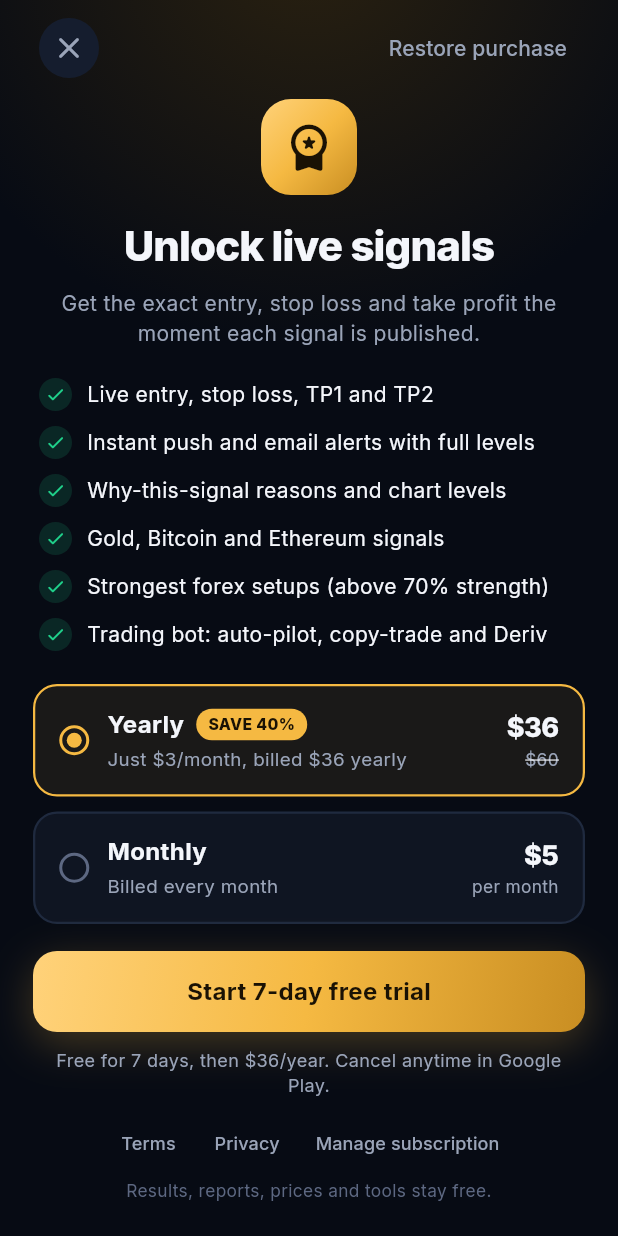
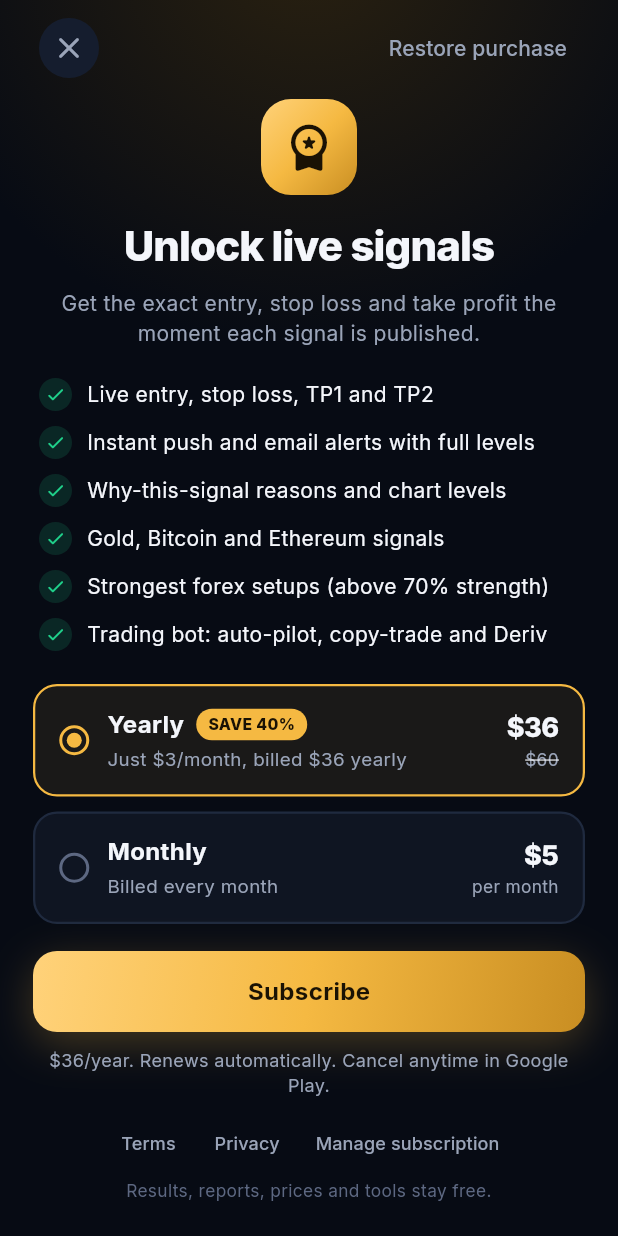
Before and after one commit to 100-mobile-apps/fxsignal, a Flutter app: the PaywallScreen screen opened directly, on a phone screen of 412 x 824 dp. Run offline on Flutter 3.47's test engine with Material 3 defaults, Android fonts, the phone set to English and light mode, and no system bars; our stand-ins replace firebase_core, firebase_messaging, flutter_local_notifications, flutter_secure_storage, google_fonts, in_app_purchase and 2 more; missing offline and left inert: in_app_purchase_android, workmanager; accounts and stored records are empty.

Commit message:
Paywall: no free-trial wording (trial removed in Play); 1.2.2 (build 8)
Co-Authored-By: Claude Opus 5.5 <noreply@anthropic.com>
Claude-Session: https://claude.ai/code/session_016aCbxR9eMBzVUk1QSDsnrc

```diff
--- a/app/lib/core/config.dart
+++ b/app/lib/core/config.dart
@@ -10,11 +10,11 @@ class AppConfig {
 
   static const String appName = 'Forex Signals Live';
   static const String supportEmail = 'swalafblog@gmail.com';
-  static const String version = '1.2.1';
+  static const String version = '1.2.2';
 
-  /// Must match the build number in pubspec.yaml (version: 1.2.1+7). The server
+  /// Must match the build number in pubspec.yaml (version: 1.2.2+8). The server
   /// asks app builds older than its 'min_app_build' to update.
-  static const int build = 7;
+  static const int build = 8;
 
   // Google Play subscription products (Play Console → Monetize → Subscriptions).
   static const String monthlyProduct = 'fx_premium_monthly';
--- a/app/lib/screens/paywall_screen.dart
+++ b/app/lib/screens/paywall_screen.dart
@@ -58,7 +58,6 @@ class _PaywallScreenState extends State<PaywallScreen> {
       savePct = (100 * (1 - yearly.base.rawPrice / (monthly.base.rawPrice * 12))).round();
     }
     final selected = _plan == Plan.yearly ? yearly : monthly;
-    final trial = selected?.hasFreeTrial ?? AppConfig.isDemo;
     final regularAfter = _plan == Plan.yearly ? '$yearPrice/year' : '$monthPrice/month';
     final intro = selected?.introPrice;
     final priceAfter = intro == null
@@ -179,15 +178,13 @@ class _PaywallScreenState extends State<PaywallScreen> {
                   child: InfoBanner(icon: Icons.info_outline_rounded, color: AppColors.gold, text: billing.notice!),
                 ),
               GoldButton(
-                label: trial ? 'Start 7-day free trial' : 'Subscribe',
+                label: 'Subscribe',
                 loading: billing.busy || billing.loading,
                 onPressed: (billing.available || AppConfig.isDemo) ? () => billing.buy(_plan) : null,
               ),
               const SizedBox(height: 10),
               Text(
-                trial
-                    ? 'Free for 7 days, then $priceAfter. Cancel anytime in Google Play.'
-                    : '$priceAfter. Renews automatically. Cancel anytime in Google Play.',
+                '$priceAfter. Renews automatically. Cancel anytime in Google Play.',
                 textAlign: TextAlign.center,
                 style: AppText.caption,
               ),
--- a/app/pubspec.yaml
+++ b/app/pubspec.yaml
@@ -1,7 +1,7 @@
 name: forex_signals
 description: Forex Signals Live — free forex & gold signals with entry, stop loss and take profit.
 publish_to: 'none'
-version: 1.2.1+7
+version: 1.2.2+8
 
 environment:
   sdk: '>=3.6.0 <4.0.0'
```
